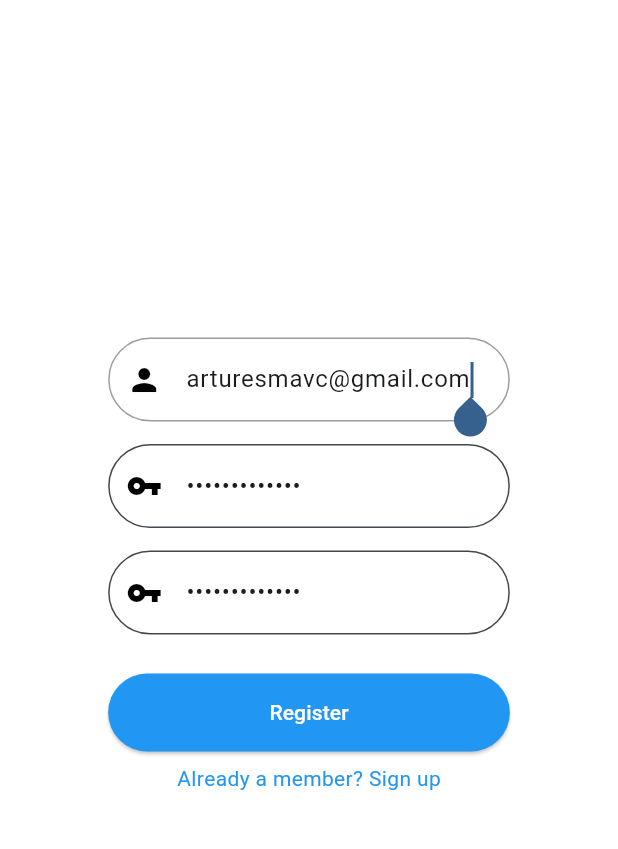
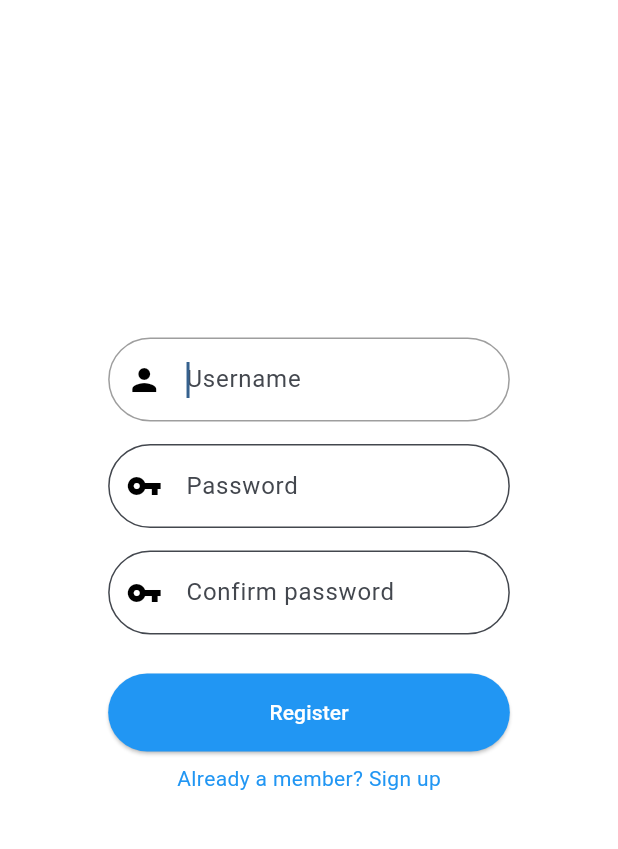
Before and after one commit to Arturbl/Software-Engineering-Final-Project, a Flutter app: the screen it shows after launch, after a tap on "Login", after a tap on "Create new account", on a phone screen of 412 x 824 dp, the part 105-954 px from its top. Run offline on Flutter 3.47's test engine with Material 2 defaults, Android fonts, the phone set to English and light mode, and no system bars; our stand-ins replace fluttertoast; accounts and stored records are empty; network calls fail.

```diff
--- a/Api/package.json
+++ b/Api/package.json
@@ -12,5 +12,8 @@
     "morgan": "^1.10.0",
     "pg": "^8.11.0",
     "sha512-crypt-ts": "^0.1.27"
+  },
+  "devDependencies": {
+    "nodemon": "^2.0.22"
   }
 }
--- /dev/null
+++ b/arduino_security_system/lib/controller/user/userController.dart
@@ -0,0 +1,86 @@
+import 'dart:convert';
+
+import 'package:arduino_security_system/model/ApiResponse.dart';
+import 'package:arduino_security_system/model/User.dart';
+import 'package:arduino_security_system/model/UserApiResponse.dart';
+import 'package:http/http.dart' as http;
+
+class UserController {
+
+  static const String createUserUrl = "http://localhost:3001/api/user/create_user";
+  static const String loginUrl = "http://localhost:3001/api/user/authenticate";
+  static const String getAllUrl = "http://localhost:3001/api/user/";
+  static const String updatePasswordUrl = "http://localhost:3001/api/user/update";
+
+  static Future<String> createUser(String username, String password) async {
+    final response = await http.post(
+      Uri.parse(createUserUrl),
+      headers: <String, String>{
+        'Content-Type': 'application/json; charset=UTF-8',
+      },
+      body: jsonEncode(<String, String>{
+        "username": username,
+        "password": password,
+        "nif": "274069997",
+      }),
+    );
+    if (response.statusCode == 200) {
+      return "done";
+    }
+    return ApiResponse.fromJson(jsonDecode(response.body)).message;
+  }
+
+  static Future<String> login(String username, String password) async {
+    final response = await http.post(
+      Uri.parse(loginUrl),
+      headers: <String, String>{
+        'Content-Type': 'application/json; charset=UTF-8',
+      },
+      body: jsonEncode(<String, String>{
+        "username": username,
+        "password": password
+      }),
+    );
+    if (response.statusCode == 200) {
+      User.fromJson(jsonDecode(response.body));
+      return "done";
+    }
+    return ApiResponse.fromJson(jsonDecode(response.body)).message;
+  }
+
+  static Future<List<UserApiResponse>?> getAllUsers(String? token) async {
+    final response = await http.get(
+      Uri.parse(getAllUrl),
+      headers: <String, String>{
+        'authorization': 'Bearer $token',
+      },
+    );
+    if (response.statusCode == 200) {
+      final List<dynamic> usersJson = jsonDecode(response.body);
+      final List<UserApiResponse> users =
+      usersJson.map((json) => UserApiResponse.fromJson(json)).toList();
+      return users;
+    }
+    return null;
+  }
+
+  static Future<String> updateUserPassword(String? username, String password, String? token) async {
+    final response = await http.post(
+      Uri.parse(updatePasswordUrl),
+      headers: <String, String>{
+        'Content-Type': 'application/json; charset=UTF-8',
+        'authorization': 'Bearer $token',
+      },
+      body: jsonEncode(<String, String>{
+        "username": username!,
+        "password": password
+      }),
+    );
+    if (response.statusCode == 200) {
+      return "done";
+    }
+    return ApiResponse.fromJson(jsonDecode(response.body)).message;
+  }
+
+
+}
--- /dev/null
+++ b/arduino_security_system/lib/model/ApiResponse.dart
@@ -0,0 +1,16 @@
+
+class ApiResponse{
+
+  final String message;
+  final int code;
+
+  ApiResponse({
+    required this.message,
+    required this.code
+  });
+
+  factory ApiResponse.fromJson(Map<String, dynamic> json) {
+    return ApiResponse(message: json["message"], code: json["code"]);
+  }
+
+}
--- /dev/null
+++ b/arduino_security_system/lib/model/User.dart
@@ -0,0 +1,60 @@
+class User {
+  static User? _instance;
+  String? _username;
+  String? _password;
+  String? _token;
+  int? _userId;
+  bool? _admin;
+
+  User._();
+
+  factory User.fromJson(Map<String, dynamic> json) {
+    _instance ??= User._();
+    _instance!.username = json["username"];
+    _instance!.password = json["password"];
+    _instance!.token = json["token"];
+    _instance!.userId = json["userId"];
+    _instance!.admin = json["admin"];
+    return _instance!;
+  }
+
+  static User get instance {
+    _instance ??= User._();
+    return _instance!;
+  }
+
+  String? get token => _token;
+
+  String? get password => _password;
+
+  String? get username => _username;
+
+  int? get userId => _userId;
+
+  bool? get admin => _admin;
+
+  set token(String? value) {
+    _token = value;
+  }
+
+  set password(String? value) {
+    _password = value;
+  }
+
+  set username(String? value) {
+    _username = value;
+  }
+
+  set admin(bool? value) {
+    _admin = value;
+  }
+
+  set userId(int? value) {
+    _userId = value;
+  }
+
+  @override
+  String toString() {
+    return 'User(username: $_username, token: $_token, admin: $_admin)';
+  }
+}
--- /dev/null
+++ b/arduino_security_system/lib/model/UserApiResponse.dart
@@ -0,0 +1,50 @@
+class UserApiResponse {
+  String? _username;
+  String? _password;
+  String? _token;
+  int? _userId;
+  bool? _admin;
+
+  UserApiResponse.fromJson(Map<String, dynamic> json) {
+    _username = json["username"];
+    _password = json["password"];
+    _token = json["token"];
+    _userId = json["userId"];
+    _admin = json["admin"];
+  }
+
+  String? get token => _token;
+
+  String? get password => _password;
+
+  String? get username => _username;
+
+  int? get userId => _userId;
+
+  bool? get admin => _admin;
+
+  set token(String? value) {
+    _token = value;
+  }
+
+  set password(String? value) {
+    _password = value;
+  }
+
+  set username(String? value) {
+    _username = value;
+  }
+
+  set admin(bool? value) {
+    _admin = value;
+  }
+
+  set userId(int? value) {
+    _userId = value;
+  }
+
+  @override
+  String toString() {
+    return 'User(username: $_username, token: $_token, admin: $_admin)';
+  }
+}
--- a/arduino_security_system/lib/view/createAccount.dart
+++ b/arduino_security_system/lib/view/createAccount.dart
@@ -1,5 +1,7 @@
 import 'dart:async';
 import 'package:flutter/material.dart';
+
+import '../controller/user/userController.dart';
 
 class CreateAccount extends StatefulWidget {
   @override
@@ -8,9 +10,9 @@ class CreateAccount extends StatefulWidget {
 
 class _CreateAccountState extends State<CreateAccount> {
 
-  final TextEditingController _usernameController = TextEditingController(text: 'arturesmavc@gmail.com');
-  final TextEditingController _passwordController = TextEditingController(text: '1234567956526');
-  final TextEditingController _confirmPasswordController = TextEditingController(text: '1234567956526');
+  final TextEditingController _usernameController = TextEditingController();
+  final TextEditingController _passwordController = TextEditingController();
+  final TextEditingController _confirmPasswordController = TextEditingController();
   String _error1 = '';
   bool _loading = false;
 
@@ -25,11 +27,12 @@ class _CreateAccountState extends State<CreateAccount> {
     String confirmPassoword = _confirmPasswordController.text;
     if(username.isNotEmpty && password.isNotEmpty) {
       if(password == confirmPassoword) {
-        // check username and passoword
-        String response = "done";
+        final response = await UserController.createUser(
+          username,
+          password
+        );
         if(response == "done") {
-          //Navigator.pop(context);
-          // change pages
+          Navigator.pushNamedAndRemoveUntil(context, "/login", (route) => false);
         } else {
           _setError(response);
         }
--- a/arduino_security_system/lib/view/homeScreens/historyScreen.dart
+++ b/arduino_security_system/lib/view/homeScreens/historyScreen.dart
@@ -1,6 +1,10 @@
 import 'package:flutter/material.dart';
+import 'package:arduino_security_system/model/User.dart';
 
 class HistoryScreen extends StatefulWidget {
+  final User user;
+  const HistoryScreen({Key? key, required this.user}) : super(key: key);
+
   @override
   _HistoryScreenState createState() => _HistoryScreenState();
 }
--- a/arduino_security_system/lib/view/homeScreens/profileScreen.dart
+++ b/arduino_security_system/lib/view/homeScreens/profileScreen.dart
@@ -1,16 +1,28 @@
 import 'package:flutter/material.dart';
+import 'package:arduino_security_system/model/User.dart';
 
 class ProfileScreen extends StatefulWidget {
+  final User user;
+  ProfileScreen({required this.user});
+
   @override
   _ProfileScreenState createState() => _ProfileScreenState();
 }
 
 class _ProfileScreenState extends State<ProfileScreen> {
-  String username = 'John Doe';
-  String password = '********';
-  bool isAdmin = false;
+  late String username;
+  late String password;
+  late bool isAdmin;
   bool isEditingUsername = false;
   bool isChangingPassword = false;
+
+  @override
+  void initState() {
+    super.initState();
+    username = widget.user.username ?? ''; // Initialize username from the User object
+    password = '*********'; // Initialize password from the User object
+    isAdmin = widget.user.admin ?? false; // Initialize isAdmin from the User object
+  }
 
   @override
   Widget build(BuildContext context) {
@@ -19,31 +31,10 @@ class _ProfileScreenState extends State<ProfileScreen> {
         child: Column(
           mainAxisAlignment: MainAxisAlignment.center,
           children: [
-            Stack(
-              alignment: Alignment.center,
+            SizedBox(height: 16.0),
+            Row(
+              mainAxisAlignment: MainAxisAlignment.center,
               children: [
-                GestureDetector(
-                  onTap: () {
-                    // TODO: Implement profile picture editing logic
-                  },
-                  child: CircleAvatar(
-                    radius: 80,
-                    backgroundColor: Colors.grey,
-                    backgroundImage:  null//AssetImage('assets/profile_picture.png'), // Placeholder image
-                  ),
-                ),
-                GestureDetector(
-                  onTap: () {
-                    // TODO: Implement profile picture editing logic
-                  },
-                  child: Icon(
-                    Icons.edit,
-                    color: Colors.white,
-                  ),
-                ),
-              ],
-            ),
-            SizedBox(height: 16.0),
                 Text(
                   'Username:',
                   style: TextStyle(
@@ -51,7 +42,7 @@ class _ProfileScreenState extends State<ProfileScreen> {
                     fontSize: 16.0,
                   ),
                 ),
-            SizedBox(height: 8.0),
+                SizedBox(width: 8.0),
                 isEditingUsername
                     ? TextFormField(
                   initialValue: username,
@@ -64,6 +55,8 @@ class _ProfileScreenState extends State<ProfileScreen> {
                     : Text(
                   username,
                   style: TextStyle(fontSize: 16.0),
+                ),
+              ],
             ),
             SizedBox(height: 8.0),
             Row(
@@ -84,6 +77,9 @@ class _ProfileScreenState extends State<ProfileScreen> {
               ],
             ),
             SizedBox(height: 16.0),
+            Row(
+              mainAxisAlignment: MainAxisAlignment.center,
+              children: [
                 Text(
                   'Password:',
                   style: TextStyle(
@@ -91,7 +87,7 @@ class _ProfileScreenState extends State<ProfileScreen> {
                     fontSize: 16.0,
                   ),
                 ),
-            SizedBox(height: 8.0),
+                SizedBox(width: 8.0),
                 isChangingPassword
                     ? TextFormField(
                   initialValue: password,
@@ -104,6 +100,8 @@ class _ProfileScreenState extends State<ProfileScreen> {
                     : Text(
                   password,
                   style: TextStyle(fontSize: 16.0),
+                ),
+              ],
             ),
             SizedBox(height: 16.0),
             ElevatedButton(
--- a/arduino_security_system/lib/view/login.dart
+++ b/arduino_security_system/lib/view/login.dart
@@ -1,5 +1,5 @@
 import 'dart:async';
-import 'package:arduino_security_system/controller/databaseConnector.dart';
+import 'package:arduino_security_system/controller/user/userController.dart';
 import 'package:flutter/material.dart';
 
 
@@ -10,12 +10,10 @@ class Login extends StatefulWidget {
 
 class _LoginState extends State<Login> {
 
-  final DatabaseConnector databaseConnector = DatabaseConnector();
-  final TextEditingController _usernameController = TextEditingController(text: 'arturesmavc@gmail.com');
-  final TextEditingController _passwordController = TextEditingController(text: '1234567956526');
+  final TextEditingController _usernameController = TextEditingController(text: 'admin');
+  final TextEditingController _passwordController = TextEditingController(text: 'admin');
   String _error1 = '';
   bool _loading = false;
-
 
 
   void _validadeUsernameAndPassword() async {
@@ -25,17 +23,11 @@ class _LoginState extends State<Login> {
     String username = _usernameController.text;
     String password = _passwordController.text;
     if(username.isNotEmpty && password.isNotEmpty) {
-      if(username.contains('@')) {
-        // check username and passoword
-        String response = "done";
-        if(response == "done") {
-          //Navigator.pop(context);
-          Navigator.pushNamed(context, "/home");
-        } else {
-          _setError(response);
-        }
+      final response = await UserController.login(username, password);
+      if(response == "done") {
+        Navigator.pushNamed(context, "/home");
       } else {
-        _setError('Enter a valid username');
+        _setError("Invalid credentials.");
       }
     } else {
       _setError('Check for missing fields');
--- a/arduino_security_system/pubspec.yaml
+++ b/arduino_security_system/pubspec.yaml
@@ -35,6 +35,9 @@ dependencies:
   # The following adds the Cupertino Icons font to your application.
   # Use with the CupertinoIcons class for iOS style icons.
   cupertino_icons: ^1.0.2
+  http_methods: ^1.1.1
+  http: ^1.0.0
+  fluttertoast: ^8.2.2
 
 dev_dependencies:
   flutter_test:
```
Also changed, not shown: arduino_security_system/lib/view/home.dart (+46 -18 lines), arduino_security_system/lib/view/homeScreens/admin.dart (added, +95 -0 lines), arduino_security_system/lib/view/homeScreens/home.dart (+30 -24 lines), Api/package-lock.json, arduino_security_system/pubspec.lock, 1 other file. Lines whose indentation alone changed are shown as unchanged.
